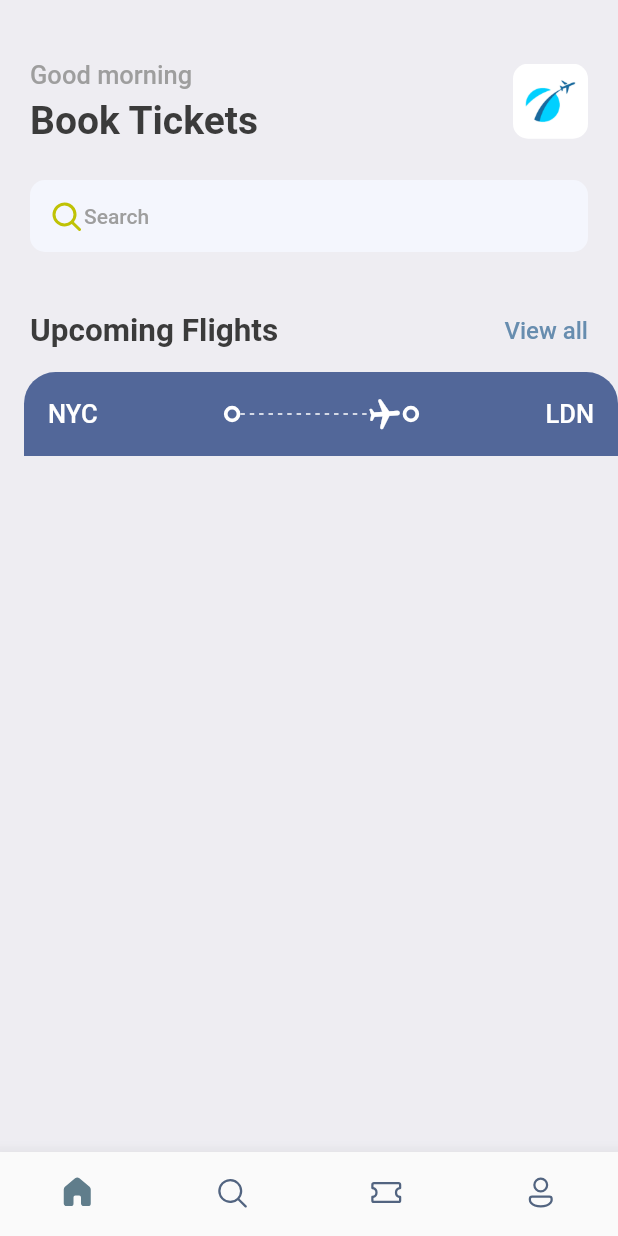
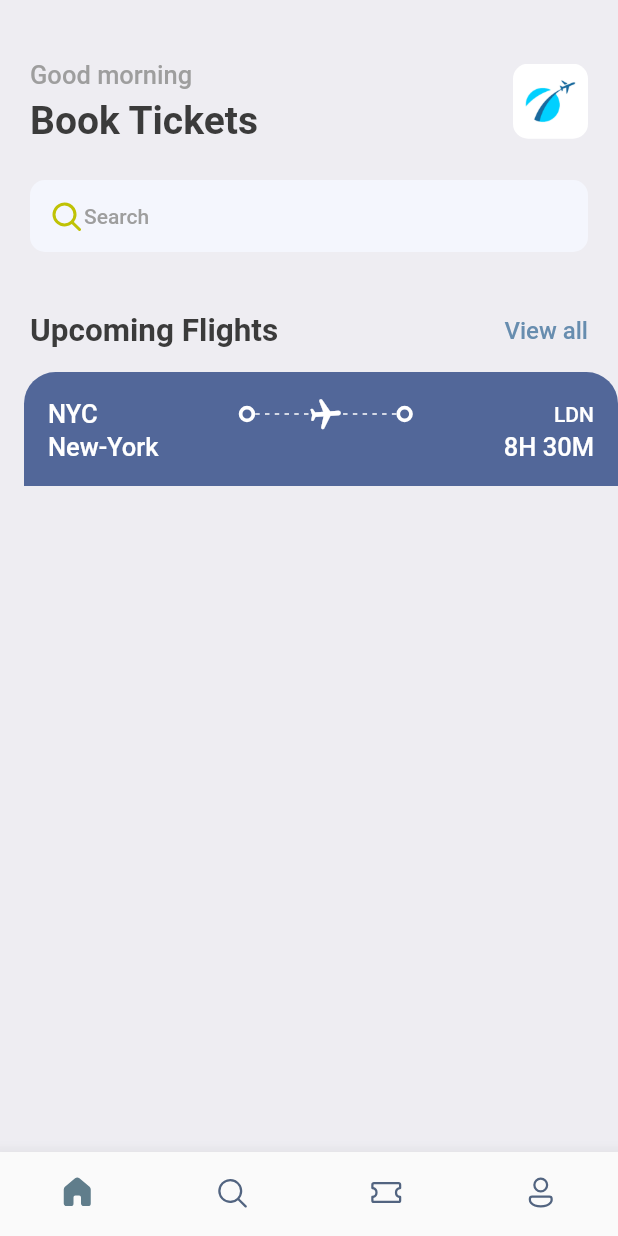
Before and after one commit to mrojasb2000/flutter_booktickets_app, a Flutter app: the screen it shows after launch, on a phone screen of 412 x 824 dp. Run offline on Flutter 3.47's test engine with Material 2 defaults, Android fonts, the light colour scheme and no system bars; our stand-ins replace fluentui_icons, gap.

Commit message:
chore: add city details

```diff
--- a/lib/screens/ticket_view.dart
+++ b/lib/screens/ticket_view.dart
@@ -1,7 +1,5 @@
-import 'package:flutter/cupertino.dart';
 import 'package:flutter/material.dart';
 import 'package:flutter_booktickets_app/utils/app_layout.dart';
-import 'package:gap/gap.dart';
 import '../utils/app_styles.dart';
 import '../widgets/thick_container.dart';
 
@@ -33,7 +31,9 @@ class TicketView extends StatelessWidget {
                   Expanded(child: Container()),
                   const ThickContainer(),
                   Expanded(
-                      child: SizedBox(
+                      child: Stack(
+                    children: [
+                      SizedBox(
                           height: 24,
                           child: LayoutBuilder(
                             builder: (BuildContext context,
@@ -54,15 +54,33 @@ class TicketView extends StatelessWidget {
                                 ),
                               );
                             },
-                          ))),
-                  Transform.rotate(
-                    angle: 1.5,
-                    child: const Icon(Icons.local_airport_rounded,
-                        color: Colors.white),
-                  ),
+                          )),
+                      Center(
+                        child: Transform.rotate(
+                          angle: 1.5,
+                          child: const Icon(Icons.local_airport_rounded,
+                              color: Colors.white),
+                        ),
+                      ),
+                    ],
+                  )),
                   const ThickContainer(),
                   Expanded(child: Container()),
                   Text("LDN",
+                      style:
+                          Styles.headLineStyle4.copyWith(color: Colors.white)),
+                ],
+              ),
+              Row(
+                mainAxisAlignment: MainAxisAlignment.spaceBetween,
+                children: [
+                  SizedBox(
+                    width: 100,
+                    child: Text('New-York',
+                        style: Styles.headLineStyle3
+                            .copyWith(color: Colors.white)),
+                  ),
+                  Text('8H 30M',
                       style:
                           Styles.headLineStyle3.copyWith(color: Colors.white)),
                 ],
```
